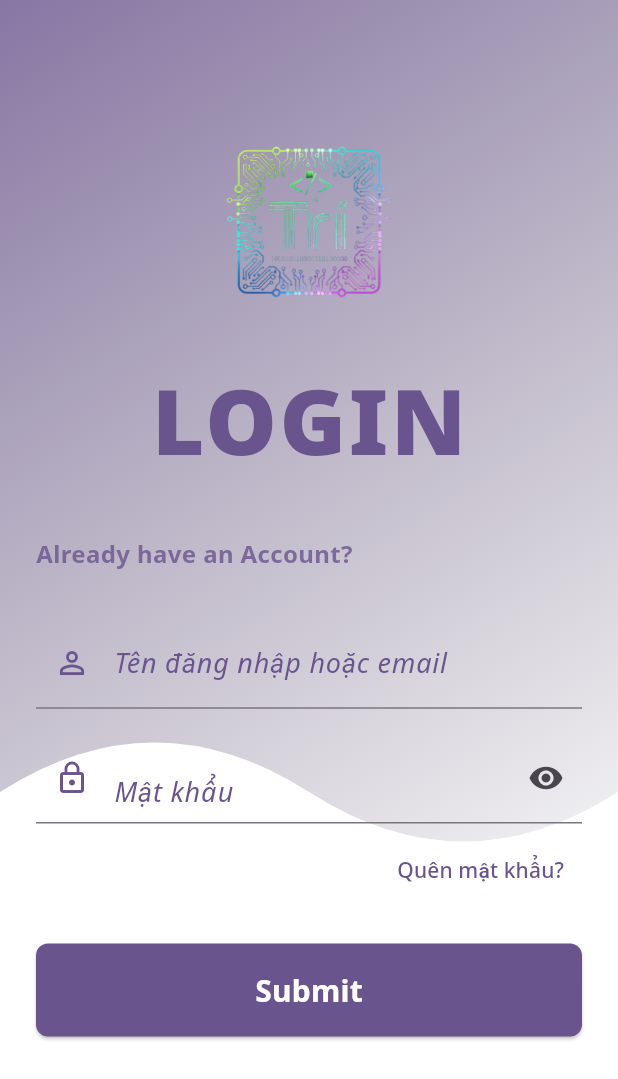
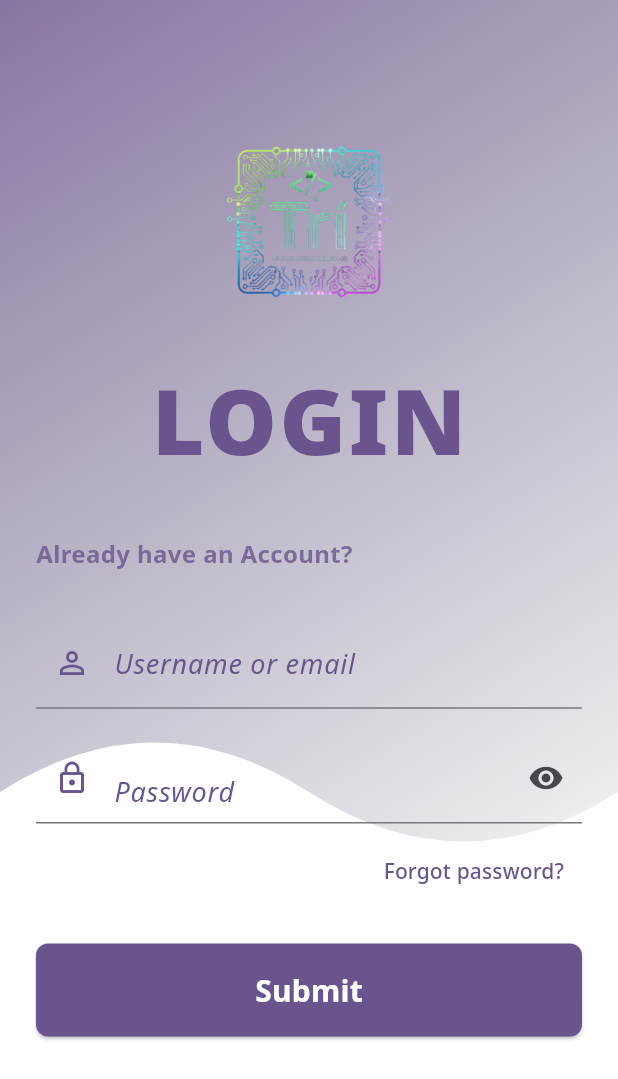
Before and after one commit to PhanHuuTri/message-noti, a Flutter app: the screen it shows after launch, after a tap on "Submit", on a phone screen of 412 x 824 dp. Shown: the top 1079 px of the screen. Run offline on Flutter 3.47's test engine with Material 3 defaults, Android fonts, the light colour scheme and no system bars; our stand-ins replace firebase_core, firebase_messaging, flutter_local_notifications, get, get_storage, go_router and 1 more; accounts and stored records are empty.

Commit message:
feat: get storage auth

```diff
--- a/lib/data/models/user_model.dart
+++ b/lib/data/models/user_model.dart
@@ -1,4 +1,6 @@
 // user model class
+
+import 'dart:convert';
 
 import 'package:demo_noti/utils/permission_utils.dart';
 
@@ -7,7 +9,7 @@ class User {
   final String id;
   final String name;
   final String username;
-  final String password; // In a real application, never save the password as plain text
+  final String password;
   final String email;
   final UserRole role;
 
@@ -19,4 +21,35 @@ class User {
     required this.email,
     required this.role,
   });
+
+  factory User.fromJson(Map<String, dynamic> json) {
+    return User(
+      id: json['id'],
+      name: json['name'],
+      email: json['email'],
+      username: json['username'],
+      password: json['password'],
+      role: UserRole.values.firstWhere(
+        (e) => e.name == json['role'],
+        orElse: () => UserRole.nhanVien,
+      ),
+    );
+  }
+
+  Map<String, dynamic> toJson() {
+    return {
+      'id': id,
+      'name': name,
+      'email': email,
+      'username': username,
+      'password': password,
+      'role': role.name,
+    };
+  }
+
+  String toJsonString() => json.encode(toJson());
+
+  factory User.fromJsonString(String jsonString) {
+    return User.fromJson(json.decode(jsonString));
+  }
 }
--- a/lib/data/services/auth_service.dart
+++ b/lib/data/services/auth_service.dart
@@ -4,6 +4,7 @@
 import 'package:demo_noti/data/models/user_model.dart';
 import 'package:demo_noti/utils/permission_utils.dart';
 import 'package:flutter/widgets.dart';
+import 'package:get_storage/get_storage.dart';
 
 abstract class AuthService with ChangeNotifier {
   bool get isLoggedIn;
@@ -14,14 +15,17 @@ abstract class AuthService with ChangeNotifier {
 
 class MockAuthService extends ChangeNotifier implements AuthService {
   User? _currentUser;
+  final _storage = GetStorage();
+  static const _userKey = 'currentUser';
 
   @override
   User? get currentUser => _currentUser;
   @override
   bool get isLoggedIn => _currentUser != null;
 
-  // --- DỮ LIỆU NGƯỜI DÙNG TẠM THỜI (MOCK DATA) ---
-  // Đây là nơi bạn định nghĩa các tài khoản để đăng nhập.
+
+  // --- TEMPORARY USER DATA (MOCK DATA) ---
+  // This is where you define the accounts for login.
   static final List<User> _users = [
     const User(
       id: 'npp01',
@@ -56,24 +60,42 @@ class MockAuthService extends ChangeNotifier implements AuthService {
       role: UserRole.nhanVien,
     ),
   ];
+  MockAuthService() {
+    _loadUserFromStorage();
+  }
+  void _loadUserFromStorage() {
+    try {
+      final userJson = _storage.read(_userKey);
+      if (userJson != null) {
+        _currentUser = User.fromJsonString(userJson);
+        notifyListeners();
+      }
+    } catch (e) {
+      _storage.remove(_userKey);
+      _currentUser = null;
+    }
+  }
 
-  /// Hàm giả lập đăng nhập.
+  /// Mock login function.
   @override
   Future<bool> login(String username, String password) async {
-    // Tìm người dùng trong danh sách dữ liệu tạm
+    // Find the user in the temporary data list
     final user = _users.firstWhere(
       (u) => u.username == username && u.password == password,
-      orElse: () => throw Exception('Tên đăng nhập hoặc mật khẩu không đúng'),
+      orElse: () => throw Exception('Incorrect username or password'),
     );
 
     await Future.delayed(
       const Duration(milliseconds: 500),
-    ); // Giả lập độ trễ mạng
+    ); // Simulate network latency
 
     _currentUser = user;
+
+    await _storage.write(_userKey, user.toJsonString());
     notifyListeners(); // Notify listening widgets of state change
     return true;
   }
+
 
   /// Mock logout function.
   @override
@@ -82,6 +104,9 @@ class MockAuthService extends ChangeNotifier implements AuthService {
       const Duration(milliseconds: 200),
     ); // Simulate network latency
     _currentUser = null;
+
+    await _storage.remove(_userKey);
+
     notifyListeners(); // Notify state change
   }
 }
--- a/lib/data/services/notification_service.dart
+++ b/lib/data/services/notification_service.dart
@@ -82,5 +82,5 @@ void _onForegroundMessage(RemoteMessage message) async {
 @pragma('vm:entry-point')
 Future<void> firebaseMessagingBackgroundHandler(RemoteMessage message) async {
   await Firebase.initializeApp();
-  // Xử lý logic nhẹ (ghi log, prefetch…), đừng hiển thị local noti.
+  // Handle light logic (logging, prefetching...), do not show local noti.
 }
--- a/lib/main.dart
+++ b/lib/main.dart
@@ -22,16 +22,16 @@ void main() async {
 
   await Firebase.initializeApp(
     options: DefaultFirebaseOptions
-        .currentPlatform, // nếu có file firebase_options.dart
-    // nếu KHÔNG có file này (mobile only) thì dùng: await Firebase.initializeApp();
+        .currentPlatform, // if there is a firebase_options.dart file
+    // if this file is NOT available (mobile only) then use: await Firebase.initializeApp();
   );
   FirebaseMessaging.onBackgroundMessage(firebaseMessagingBackgroundHandler);
   await initializeLocalNotifications();
 
   final extra = <RouteBase>[
-    // Ví dụ: SettingsFeature.routes(), ProductFeature.routes(), ...
+    // Example: SettingsFeature.routes(), ProductFeature.routes(), ...
   ];
-  final authService = MockAuthService(); // Thay bằng AuthService thật
+  final authService = MockAuthService();
   final router = buildGoRouter(
     authService: authService, // Use the created instance
     extraRoutes: extra,
@@ -39,8 +39,8 @@ void main() async {
       // FirebaseAnalyticsObserver(analytics: FirebaseAnalytics.instance),
     ],
     redirect: (BuildContext context, GoRouterState state) {
-      // Ví dụ guard login cực gọn
-      // final loggedIn = true; // Lấy từ DI/state thực tế
+      // Example of a very simple login guard
+      // final loggedIn = true; // Get from actual DI/state
       final wantsProfile = state.matchedLocation.startsWith('/profile');
       if (wantsProfile) {
         return '/home';
@@ -67,20 +67,61 @@ Future<void> initServices() async {
   await Get.putAsync<StorageService>(() => StorageService().init());
 }
 
-class MyApp extends StatelessWidget {
+class MyApp extends StatefulWidget {
+  final GoRouter router;
+  final GoNav nav;
+
   const MyApp({super.key, required this.router, required this.nav});
 
-  final GoRouter router;
-  final GoNav nav;
   @override
-  // This widget is the root of your application.
+  State<MyApp> createState() => _MyAppState();
+}
+
+class _MyAppState extends State<MyApp> {
+  late FirebaseMessaging _firebaseMessaging;
+
+  @override
+  void initState() {
+    super.initState();
+    // Any additional initialization if needed
+    initializeFirebase();
+  }
+
+  Future<void> initializeFirebase() async {
+    // Any async initialization if needed
+    _firebaseMessaging = FirebaseMessaging.instance;
+
+    // Request permission for iOS
+    _firebaseMessaging.requestPermission();
+
+    // Get the token for this device
+    _firebaseMessaging.getToken().then((String? token) {
+      assert(token != null);
+      print("Firebase Messaging Token: $token");
+    });
+
+    // Handle foreground messages
+    FirebaseMessaging.onMessage.listen((RemoteMessage message) {
+      print('Received a message while in the foreground!');
+      print('Message data: ${message.data}');
+
+      if (message.notification != null) {
+        print('Message also contained a notification: ${message.notification}');
+      }
+    });
+
+    FirebaseMessaging.onMessageOpenedApp.listen((RemoteMessage message) {
+      print('App opened from notification: ${message.notification?.title}');
+    });
+  }
+
   @override
   Widget build(BuildContext context) {
     final ThemeService themeService = Get.find<ThemeService>();
 
     return Obx(() {
       return MaterialApp.router(
-        routerConfig: router,
+        routerConfig: widget.router,
         debugShowCheckedModeBanner: false,
         themeMode: themeService.theme.value,
         theme: lightTheme,
@@ -89,85 +130,3 @@ class MyApp extends StatelessWidget {
     });
   }
 }
-
-// class MyHomePage extends StatefulWidget {
-//   const MyHomePage({super.key, required this.title});
-
-//   final String title;
-
-//   @override
-//   State<MyHomePage> createState() => _MyHomePageState();
-// }
-
-// class _MyHomePageState extends State<MyHomePage> {
-//   int _counter = 0;
-//   late FirebaseMessaging _firebaseMessaging;
-
-//   void _incrementCounter() {
-//     setState(() {
-//       _counter++;
-//     });
-//   }
-
-//   @override
-//   void initState() {
-//     super.initState();
-//     _firebaseMessaging = FirebaseMessaging.instance;
-
-//     // Request permission for iOS
-//     _firebaseMessaging.requestPermission();
-
-//     // Get the token for this device
-//     _firebaseMessaging.getToken().then((String? token) {
-//       assert(token != null);
-//       print("Firebase Messaging Token: $token");
-//     });
-
-//     // Handle foreground messages
-//     FirebaseMessaging.onMessage.listen((RemoteMessage message) {
-//       print('Received a message while in the foreground!');
-//       print('Message data: ${message.data}');
-
-//       if (message.notification != null) {
-//         print('Message also contained a notification: ${message.notification}');
-//       }
-//     });
-
-//     FirebaseMessaging.onMessageOpenedApp.listen((RemoteMessage message) {
-//       print('App opened from notification: ${message.notification?.title}');
-//     });
-//   }
-
-//   @override
-//   Widget build(BuildContext context) {
-//     return Scaffold(
-//       appBar: AppBar(
-//         backgroundColor: Theme.of(context).colorScheme.inversePrimary,
-//         title: Text(widget.title),
-//       ),
-//       body: Center(
-//         child: Column(
-//           mainAxisAlignment: MainAxisAlignment.center,
-//           children: <Widget>[
-//             const Text('You have pushed the button this many times:'),
-//             Switch(
-//               value: Provider.of<ThemeManager>(context).isDarkMode,
-//               onChanged: (value) {
-//                 Provider.of<ThemeManager>(context, listen: false).toggleTheme();
-//               },
-//             ),
-//             Text(
-//               '$_counter',
-//               style: Theme.of(context).textTheme.headlineMedium,
-//             ),
-//           ],
-//         ),
-//       ),
-//       floatingActionButton: FloatingActionButton(
-//         onPressed: _incrementCounter,
-//         tooltip: 'Increment',
-//         child: const Icon(Icons.add),
-//       ), // This trailing comma makes auto-formatting nicer for build methods.
-//     );
-//   }
-// }
--- a/lib/routers/go_router_adapter.dart
+++ b/lib/routers/go_router_adapter.dart
@@ -57,7 +57,7 @@ String? _appRedirect(
   final isLoggedIn = authService.isLoggedIn;
   final location = state.matchedLocation;
 
-  // Các trang không cần đăng nhập
+  // Pages that do not require login
   final isPublicPage = location == '/login' || location == '/forgot-password';
 
   // If on Splash screen, allow display
@@ -65,12 +65,12 @@ String? _appRedirect(
     return null;
   }
 
-  // Nếu chưa đăng nhập và đang cố vào trang cần bảo vệ
+  // If not logged in and trying to access a protected page
   if (!isLoggedIn && !isPublicPage) {
     return '/login';
   }
 
-  // Nếu đã đăng nhập và đang vào trang login/forgot password
+  // If logged in and accessing the login/forgot password page
   if (isLoggedIn && isPublicPage) {
     return '/home';
   }
--- a/lib/screens/authen/forgot-screen.dart
+++ b/lib/screens/authen/forgot-screen.dart
@@ -9,7 +9,7 @@ class ForgotPasswordScreen extends StatelessWidget {
 
     return Scaffold(
       appBar: AppBar(
-        title: const Text('Quên mật khẩu'),
+        title: const Text('Forgot Password'),
         backgroundColor: Colors.transparent,
         elevation: 0,
       ),
@@ -21,7 +21,7 @@ class ForgotPasswordScreen extends StatelessWidget {
             children: [
               const SizedBox(height: 20),
               Text(
-                'Đặt lại mật khẩu',
+                'Reset Password',
                 style: textTheme.headlineMedium?.copyWith(
                   fontWeight: FontWeight.bold,
                 ),
@@ -29,14 +29,14 @@ class ForgotPasswordScreen extends StatelessWidget {
               ),
               const SizedBox(height: 16),
               Text(
-                'Vui lòng nhập email hoặc số điện thoại đã đăng ký. Chúng tôi sẽ gửi cho bạn một liên kết để đặt lại mật khẩu.',
+                'Please enter your registered email or phone number. We will send you a link to reset your password.',
                 style: textTheme.titleMedium?.copyWith(color: Colors.grey),
                 textAlign: TextAlign.center,
               ),
               const SizedBox(height: 32),
               const TextField(
                 decoration: InputDecoration(
-                  labelText: 'Email hoặc Số điện thoại',
+                  labelText: 'Email or Phone Number',
                   prefixIcon: Icon(Icons.alternate_email),
                   border: OutlineInputBorder(),
                 ),
@@ -51,9 +51,9 @@ class ForgotPasswordScreen extends StatelessWidget {
                   ),
                 ),
                 onPressed: () {
-                  // TODO: Xử lý logic gửi yêu cầu
+                  // TODO: Handle request submission logic
                 },
-                child: const Text('Gửi yêu cầu'),
+                child: const Text('Send Request'),
               ),
             ],
           ),
--- a/lib/screens/authen/login-screen.dart
+++ b/lib/screens/authen/login-screen.dart
@@ -89,7 +89,7 @@ class _LoginScreenState extends State<LoginScreen> {
                     const SizedBox(height: 32),
                     TextField(
                       decoration: InputDecoration(
-                        labelText: 'Tên đăng nhập hoặc email',
+                        labelText: 'Username or email',
                         prefixIcon: Icon(Icons.person_outline),
                         fillColor: Theme.of(context).colorScheme.primary,
                         prefixIconColor: Theme.of(context).colorScheme.primary,
@@ -112,7 +112,7 @@ class _LoginScreenState extends State<LoginScreen> {
                     TextField(
                       obscureText: !_isPasswordVisible,
                       decoration: InputDecoration(
-                        labelText: 'Mật khẩu',
+                        labelText: 'Password',
                         alignLabelWithHint: true,
                         prefixIcon: const Icon(Icons.lock_outline),
                         fillColor: Theme.of(context).colorScheme.primary,
@@ -153,7 +153,7 @@ class _LoginScreenState extends State<LoginScreen> {
                           // Use GoRouter to navigate
                           GoRouter.of(context).push('/forgot-password');
                         },
-                        child: const Text('Quên mật khẩu?'),
+                        child: const Text('Forgot password?'),
                       ),
                     ),
                     const SizedBox(height: 24),
```
